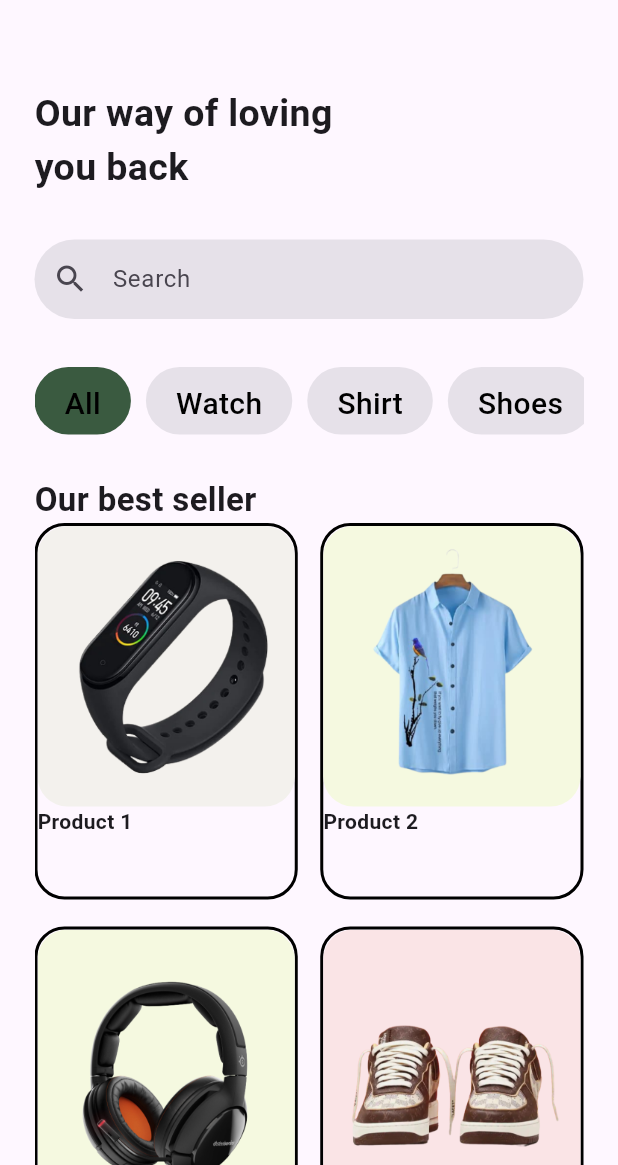
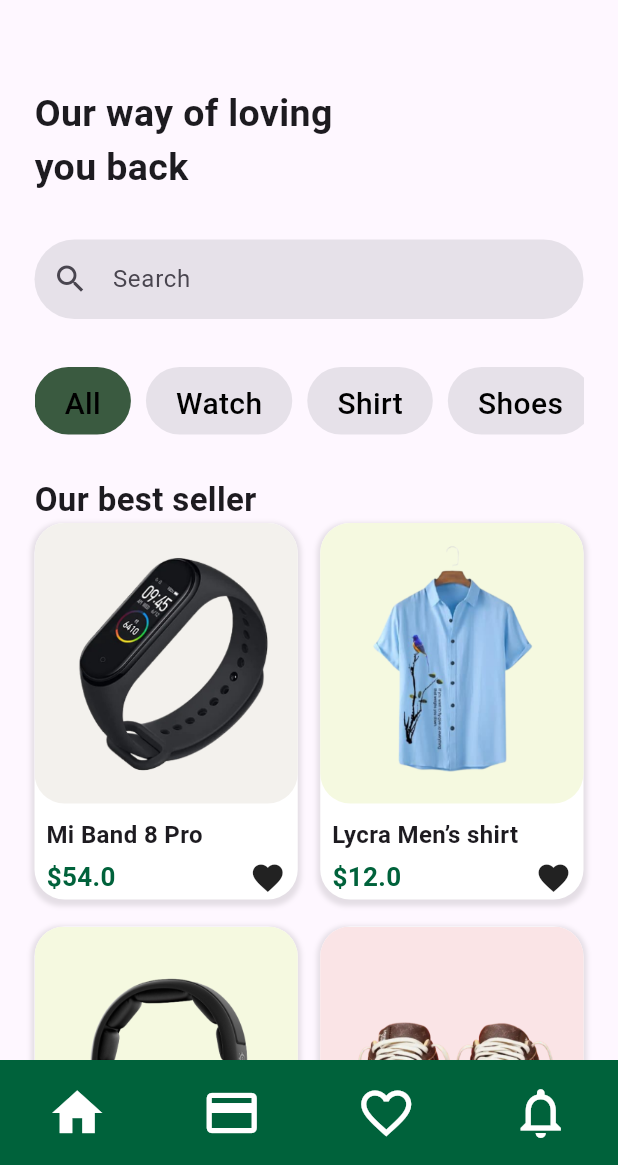
Before and after one commit to Rifqi-Setiawan/Rifqi-Setiawan-StudyGroup-MP-Motionlab, a Flutter app: the screen it shows after launch, on a phone screen of 412 x 824 dp, the part 71-1236 px from its top. Run offline on Flutter 3.47's test engine with Material 3 defaults, Android fonts, the phone set to English and light mode, and no system bars.

Commit message:
final commit

```diff
--- a/lib/class_product.dart
+++ b/lib/class_product.dart
@@ -9,22 +9,22 @@
 final List<Product> products = [
   Product(
     imageUrl: 'assets/images/jam.png',
-    title: 'Product 1',
-    price: 29.99,
+    title: 'Mi Band 8 Pro',
+    price: 54.00,
   ),
   Product(
     imageUrl: 'assets/images/baju.png',
-    title: 'Product 2',
-    price: 19.99,
+    title: 'Lycra Men’s shirt',
+    price: 12.00,
   ),
   Product(
     imageUrl: 'assets/images/headset.png',
-    title: 'Product 3',
-    price: 39.99,
+    title: 'Siberia 800',
+    price: 45.00,
   ),
   Product(
     imageUrl: 'assets/images/sepatu.png',
-    title: 'Product 4',
-    price: 49.99,
+    title: 'Strawberry Frappuccino',
+    price: 35.00,
   ),
 ];
--- a/lib/home_page.dart
+++ b/lib/home_page.dart
@@ -1,5 +1,5 @@
 import 'package:flutter/material.dart';
-import 'class_product.dart'; // Pastikan untuk mengimpor file produk
+import 'class_product.dart';
 
 class HomePage extends StatefulWidget {
   const HomePage({super.key});
@@ -16,12 +16,15 @@
   Widget build(BuildContext context) {
     return Scaffold(
       body: SafeArea(
-        child: Padding(
+        child: Column(
+          crossAxisAlignment: CrossAxisAlignment.start,
+          children: [
+            // APP BAR START
+            Padding(
               padding: const EdgeInsets.symmetric(horizontal: 23),
               child: Column(
                 crossAxisAlignment: CrossAxisAlignment.start,
                 children: [
-              // APP BAR START
                   Row(
                     mainAxisAlignment: MainAxisAlignment.spaceBetween,
                     children: [
@@ -63,7 +66,8 @@
                     ),
                     child: TextField(
                       decoration: InputDecoration(
-                    contentPadding: EdgeInsets.symmetric(vertical: 16, horizontal: 23),
+                        contentPadding:
+                            EdgeInsets.symmetric(vertical: 16, horizontal: 23),
                         labelText: "Search",
                         prefixIcon: Icon(Icons.search),
                         border: InputBorder.none,
@@ -93,7 +97,8 @@
                           },
                           child: Container(
                             margin: EdgeInsets.only(right: 10),
-                        padding: EdgeInsets.symmetric(horizontal: 20, vertical: 10),
+                            padding: EdgeInsets.symmetric(
+                                horizontal: 20, vertical: 10),
                             decoration: BoxDecoration(
                               borderRadius: BorderRadius.circular(30),
                               color: categories[index] == currentCategories
@@ -115,21 +120,26 @@
                       },
                     ),
                   ),
+                ],
+              ),
+            ),
             // KATEGORI END
 
             SizedBox(height: 28),
 
+            // LIST PRODUCT START
             Expanded(
               child: SingleChildScrollView(
+                child: Padding(
+                  padding: const EdgeInsets.symmetric(horizontal: 23),
                   child: Column(
                     crossAxisAlignment: CrossAxisAlignment.start,
                     children: [
                       Text(
                         "Our best seller",
-                        style: TextStyle(fontSize: 22, fontWeight: FontWeight.bold),
+                        style: TextStyle(
+                            fontSize: 22, fontWeight: FontWeight.bold),
                       ),
-
-                      // Menggunakan Expanded untuk GridView
                       GridView.builder(
                         physics: NeverScrollableScrollPhysics(),
                         shrinkWrap: true,
@@ -144,18 +154,26 @@
                           final product = products[index];
                           return Container(
                             decoration: BoxDecoration(
-                              border: Border.all(
-                                width: 2,
-                                color: Colors.black,
+                              borderRadius: BorderRadius.circular(20),
+                              boxShadow: [
+                                BoxShadow(
+                                  color: Colors.black.withOpacity(0.1),
+                                  spreadRadius: 2,
+                                  blurRadius: 2,
+                                  offset: Offset(
+                                      0, 2), // changes position of shadow
                                 ),
-                              borderRadius: BorderRadius.circular(20),
+                              ],
+                              color: Colors.white,
                             ),
                             child: Column(
                               crossAxisAlignment: CrossAxisAlignment.start,
                               children: [
-
                                 ClipRRect(
-                                  borderRadius: BorderRadius.vertical(top: Radius.circular(20), bottom: Radius.circular(20), ),
+                                  borderRadius: BorderRadius.vertical(
+                                    top: Radius.circular(20),
+                                    bottom: Radius.circular(20),
+                                  ),
                                   child: Image.asset(
                                     product.imageUrl,
                                     height: 187,
@@ -163,26 +181,89 @@
                                     fit: BoxFit.cover,
                                   ),
                                 ),
-
-                                Text(product.title,
+                                SizedBox(
+                                  height: 9,
+                                ),
+                                Padding(
+                                  padding: const EdgeInsets.only(left: 7.8),
+                                  child: Text(
+                                    product.title,
                                     style: TextStyle(
-                                  fontSize: 14,
+                                      fontSize: 16,
                                       fontWeight: FontWeight.bold,
-
-                                ),)
+                                    ),
+                                  ),
+                                ),
+                                SizedBox(
+                                  height: 5,
+                                ),
+                                Padding(
+                                  padding: EdgeInsets.symmetric(horizontal: 8),
+                                  child: Row(
+                                    mainAxisAlignment:
+                                        MainAxisAlignment.spaceBetween,
+                                    children: [
+                                      Text(
+                                        '\$${product.price.toString()}',
+                                        style: TextStyle(
+                                          color: Color(0xFF00623B),
+                                          fontSize: 17.35,
+                                          fontWeight: FontWeight.bold,
+                                        ),
+                                      ),
+                                      Icon(Icons.favorite)
                                     ],
                                   ),
-                          );;
+                                )
+                              ],
+                            ),
+                          );
                         },
+                      ),
+                      SizedBox(
+                        height: 40,
                       ),
                     ],
                   ),
                 ),
               ),
+            ),
+            // LIST PRODUCT END
 
-
+            // NAV BOTTOM START
+            Container(
+              height: 70,
+              width: double.infinity,
+              decoration: BoxDecoration(
+                color: Color(0xFF00623B),
+              ),
+              child: Row(
+                mainAxisAlignment: MainAxisAlignment.spaceAround,
+                children: [
+                  Icon(
+                    Icons.home, // Hati tidak terisi
+                    color: Colors.white,
+                    size: 40,
+                  ),
+                  Icon(
+                    Icons.payment, // Hati tidak terisi
+                    color: Colors.white,
+                    size: 40,
+                  ),
+                  Icon(
+                    Icons.favorite_border, // Hati tidak terisi
+                    color: Colors.white,
+                    size: 40,
+                  ),
+                  Icon(
+                    Icons.notifications_none,
+                    color: Colors.white,
+                    size: 40,
+                  ),
                 ],
               ),
+            )
+          ],
         ),
       ),
     );
```
Also changed, not shown: 1 other file. Lines whose indentation alone changed are shown as unchanged.
